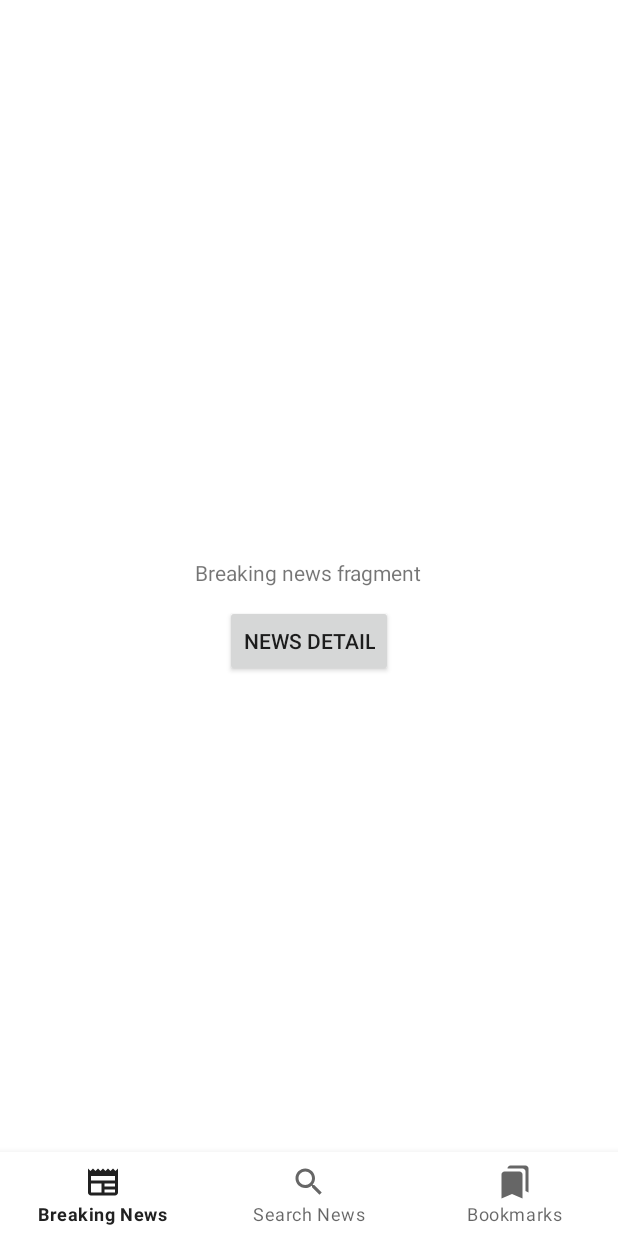
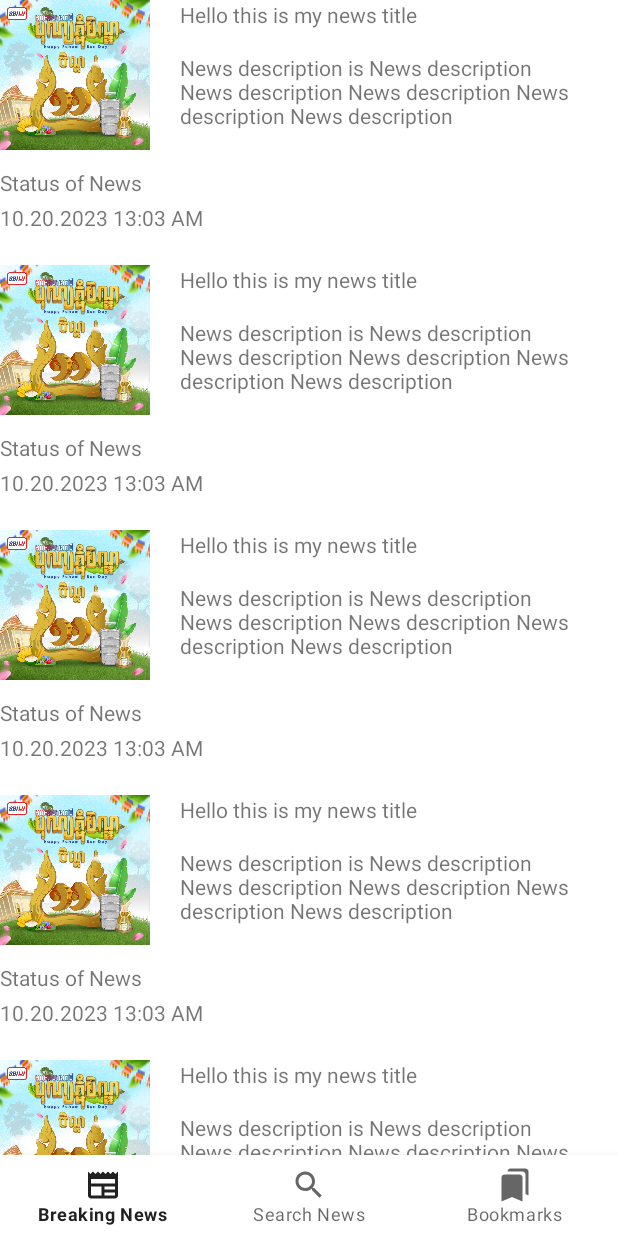
Before and after one commit to ChanonLatt/Pompoy_News, an Android app built with Jetpack Compose: the screen it shows after launch (MainActivity), on a phone screen of 412 x 824 dp. Run offline under Robolectric (Android 15) with nearby library versions, the phone set to English and light mode, and no system bars; our stand-ins replace navigation-ui.

Commit message:
Feat(Breaking News): static news

```diff
--- /dev/null
+++ b/app/src/main/java/com/example/pompoynews/ui/adaptor/NewsAdaptor.kt
@@ -0,0 +1,27 @@
+package com.example.pompoynews.ui.adaptor
+
+import android.view.LayoutInflater
+import android.view.View
+import android.view.ViewGroup
+import androidx.recyclerview.widget.RecyclerView
+import com.example.pompoynews.R
+
+class NewsAdaptor(news: List<String>) : RecyclerView.Adapter<NewsAdaptor.ViewHolder>() {
+
+    inner class ViewHolder(view: View) : RecyclerView.ViewHolder(view) {
+    }
+
+    override fun onCreateViewHolder(parent: ViewGroup, viewType: Int): ViewHolder = ViewHolder(
+        LayoutInflater.from(parent.context)
+            .inflate(
+                R.layout.item_news_row,
+                parent,
+                false
+            )
+    )
+
+    override fun getItemCount(): Int = 5
+
+    override fun onBindViewHolder(holder: ViewHolder, position: Int) {
+    }
+}
--- a/app/src/main/java/com/example/pompoynews/ui/fragment/BreakingNewsFragment.kt
+++ b/app/src/main/java/com/example/pompoynews/ui/fragment/BreakingNewsFragment.kt
@@ -5,10 +5,14 @@ import android.view.LayoutInflater
 import android.view.View
 import android.view.ViewGroup
 import androidx.fragment.app.Fragment
+import androidx.recyclerview.widget.LinearLayoutManager
+import androidx.recyclerview.widget.RecyclerView.LayoutManager
 import com.example.pompoynews.databinding.FragmentBreakingNewsBinding
+import com.example.pompoynews.ui.adaptor.NewsAdaptor
 
 class BreakingNewsFragment : Fragment() {
     private lateinit var binder: FragmentBreakingNewsBinding
+    private lateinit var adaptor: NewsAdaptor
     override fun onCreateView(
         inflater: LayoutInflater,
         container: ViewGroup?,
@@ -17,4 +21,14 @@ class BreakingNewsFragment : Fragment() {
         binder = FragmentBreakingNewsBinding.inflate(inflater, container, false)
         return binder.root
     }
+
+    override fun onViewCreated(view: View, savedInstanceState: Bundle?) {
+        super.onViewCreated(view, savedInstanceState)
+        val news = listOf<String>("Chanon", "Sreynat")
+        adaptor = NewsAdaptor(news)
+        binder.recyclerView.apply {
+         adapter = adaptor
+            layoutManager = LinearLayoutManager(context)
+        }
+    }
 }
--- a/app/src/main/res/layout/activity_main.xml
+++ b/app/src/main/res/layout/activity_main.xml
@@ -17,7 +17,7 @@
     <com.google.android.material.bottomnavigation.BottomNavigationView
         android:id="@+id/rootBottomNavigationView"
         android:layout_width="match_parent"
-        android:layout_height="wrap_content"
+        android:layout_height="54dp"
         app:menu="@menu/menu_root_navigation"
         app:layout_constraintBottom_toBottomOf="parent"
         app:layout_constraintStart_toStartOf="parent"
--- a/app/src/main/res/layout/fragment_breaking_news.xml
+++ b/app/src/main/res/layout/fragment_breaking_news.xml
@@ -10,23 +10,14 @@
     android:layout_height="match_parent"
     android:orientation="vertical"
     android:gravity="center">
-    <TextView
-        android:id="@+id/testTextView"
-        android:layout_width="wrap_content"
-        android:layout_height="wrap_content"
-        android:text="Breaking news fragment"
-        app:layout_constraintBottom_toBottomOf="parent"
-        app:layout_constraintEnd_toEndOf="parent"
-        app:layout_constraintStart_toStartOf="parent"
-        app:layout_constraintTop_toTopOf="parent"
-        android:textAlignment="center"
-        android:paddingBottom="12dp"/>
+    <androidx.recyclerview.widget.RecyclerView
+        android:id="@+id/recyclerView"
+        android:layout_width="match_parent"
+        android:layout_height="match_parent"
+        android:layout_marginBottom="54dp"
+        >
 
-    <Button
-        android:id="@+id/buttonNewsDetail"
-        android:layout_width="wrap_content"
-        android:layout_height="wrap_content"
-        android:text="News Detail"/>
+    </androidx.recyclerview.widget.RecyclerView>
 
 </LinearLayout>
 
--- /dev/null
+++ b/app/src/main/res/layout/item_news_row.xml
@@ -0,0 +1,64 @@
+<?xml version="1.0" encoding="utf-8"?>
+<androidx.constraintlayout.widget.ConstraintLayout xmlns:android="http://schemas.android.com/apk/res/android"
+    android:layout_width="match_parent"
+    android:layout_height="wrap_content"
+    xmlns:app="http://schemas.android.com/apk/res-auto">
+
+ <LinearLayout
+     android:layout_width="match_parent"
+     android:layout_height="wrap_content"
+     android:paddingBottom="22dp"
+     app:layout_constraintStart_toStartOf="parent"
+     app:layout_constraintTop_toTopOf="parent"
+     app:layout_constraintEnd_toEndOf="parent"
+     app:layout_constraintBottom_toBottomOf="parent"
+     android:orientation="vertical">
+     <LinearLayout
+         android:layout_width="match_parent"
+         android:layout_height="wrap_content"
+         android:orientation="horizontal">
+         <ImageView
+             android:layout_width="100dp"
+             android:layout_height="100dp"
+             android:src="@drawable/img_mock_news"/>
+         <LinearLayout
+             android:layout_width="wrap_content"
+             android:layout_height="wrap_content"
+             android:orientation="vertical"
+             android:layout_marginLeft="20dp">
+             <TextView
+                 android:id="@+id/txtNewsTitle"
+                 android:layout_width="wrap_content"
+                 android:layout_height="wrap_content"
+                 android:text="Hello this is my news title"
+                 android:textAlignment="textStart"/>
+             <TextView
+                 android:id="@+id/txtNewsDescription"
+                 android:layout_width="wrap_content"
+                 android:layout_height="wrap_content"
+                 android:layout_marginTop="16dp"
+                 android:text="News description is News description News description News description News description News description"
+                 android:textAlignment="textStart"/>
+         </LinearLayout>
+     </LinearLayout>
+     <LinearLayout
+         android:layout_width="wrap_content"
+         android:layout_height="wrap_content"
+         android:orientation="vertical"
+         android:layout_marginTop="12dp">
+         <TextView
+             android:id="@+id/txtNewsStatus"
+             android:layout_width="wrap_content"
+             android:layout_height="wrap_content"
+             android:text="Status of News"
+             android:textAlignment="textStart"/>
+         <TextView
+             android:id="@+id/txtNewsdate"
+             android:layout_width="wrap_content"
+             android:layout_height="wrap_content"
+             android:layout_marginTop="4dp"
+             android:text="10.20.2023 13:03 AM"
+             android:textAlignment="textStart"/>
+     </LinearLayout>
+ </LinearLayout>
+</androidx.constraintlayout.widget.ConstraintLayout>
```
Also changed, not shown: app/src/main/res/drawable/img_mock_news.jpg (added).
